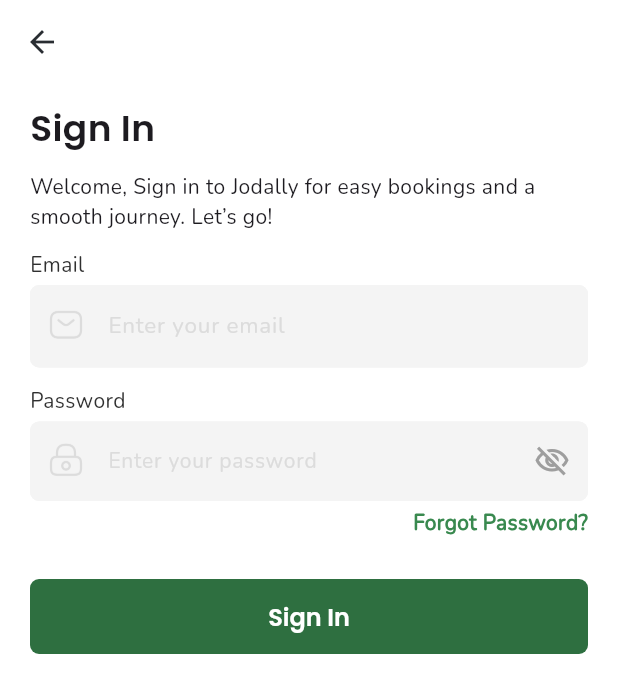
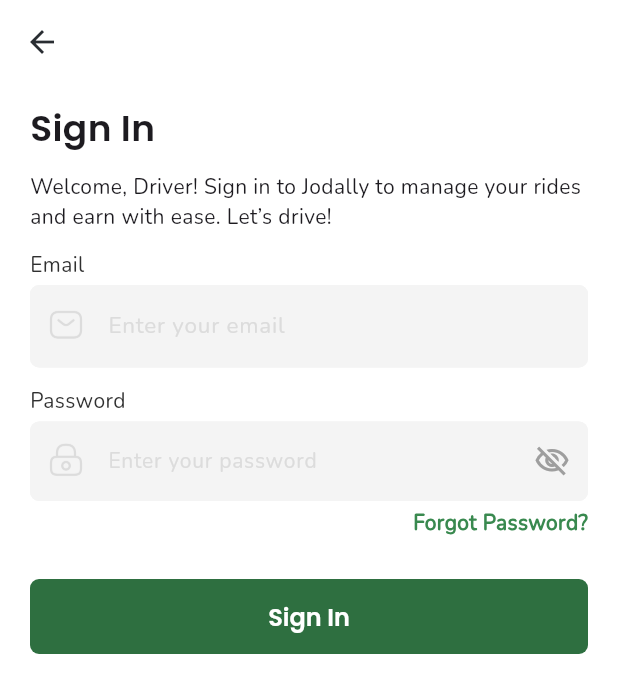
Before and after one commit to jamydevelop/Jodally-Flutter-App, a Flutter app: the screen it shows after launch, on a phone screen of 412 x 824 dp. Shown: the top 693 px of the screen. Run offline on Flutter 3.47's test engine with Material 3 defaults, Android fonts, the phone set to English and light mode, and no system bars.

Commit message:
added sign in driver

```diff
--- a/jodally_flutter_app/lib/main.dart
+++ b/jodally_flutter_app/lib/main.dart
@@ -1,5 +1,5 @@
 import 'package:flutter/material.dart';
-import 'package:jodally_flutter_app/views/sign_in_passenger.dart';
+import 'package:jodally_flutter_app/views/sign_in_driver.dart';
 
 void main() {
   runApp(const MyApp());
@@ -16,7 +16,7 @@ class MyApp extends StatelessWidget {
       // theme: ThemeData(
       //   colorScheme: ColorScheme.fromSeed(seedColor: Colors.deepPurple),
       // ),
-      home: SignInPagePassenger(),
+      home: SignInPageDriver(),
     );
   }
 }
--- /dev/null
+++ b/jodally_flutter_app/lib/views/sign_in_driver.dart
@@ -0,0 +1,171 @@
+import 'package:flutter/material.dart';
+import 'package:flutter/services.dart';
+import 'package:jodally_flutter_app/core/components/common_back_app_bar.dart';
+import 'package:jodally_flutter_app/core/components/common_button.dart';
+import 'package:jodally_flutter_app/core/components/common_text_field.dart';
+import 'package:jodally_flutter_app/core/components/common_text_label.dart';
+import 'package:jodally_flutter_app/core/resources/assets.dart';
+import 'package:jodally_flutter_app/core/resources/colors.dart';
+import 'package:jodally_flutter_app/core/resources/dimensions.dart';
+
+class SignInPageDriver extends StatefulWidget {
+  const SignInPageDriver({super.key});
+
+  @override
+  State<SignInPageDriver> createState() => _SignInPageDriverState();
+}
+
+class _SignInPageDriverState extends State<SignInPageDriver> {
+  @override
+  Widget build(BuildContext context) {
+    return AnnotatedRegion<SystemUiOverlayStyle>(
+      value: SystemUiOverlayStyle(
+        statusBarIconBrightness: Brightness.dark,
+        statusBarColor: Colors.transparent,
+      ),
+      child: Scaffold(
+        backgroundColor: whitePrimary,
+        appBar: CommonBackAppbar(onTap: () {}),
+        body: SafeArea(
+          child: Padding(
+            padding: const EdgeInsets.symmetric(horizontal: 20, vertical: 12),
+            child: Column(
+              crossAxisAlignment: CrossAxisAlignment.start,
+              children: [
+                CommonTextLabel(
+                  text: 'Sign In',
+                  fontFamily: 'Poppins',
+                  fontWeight: FontWeight.w600,
+                  fontSize: 24,
+                ),
+                SizedBox(height: 12),
+                CommonTextLabel(
+                  text:
+                      'Welcome, Driver! Sign in to Jodally to manage your rides and earn with ease. Let’s drive!',
+                  fontFamily: 'Nunito',
+                  fontWeight: FontWeight.w400,
+                  fontSize: fontSizeTitleSmall,
+                ),
+                SizedBox(height: 12),
+                // Email Text Label
+                CommonTextLabel(
+                  text: 'Email',
+                  fontFamily: 'Nunito',
+                  fontWeight: FontWeight.w400,
+                  fontSize: fontSizeTitleSmall,
+                  color: blackTertiary,
+                ),
+                SizedBox(height: 4),
+                // Email Text Field
+                CommonTextField(
+                  filled: true,
+                  fillColor: lightGreyPrimary,
+                  hintText: "Enter your email",
+                  hintTextStyle: TextStyle(
+                    fontFamily: "Nunito",
+                    fontWeight: FontWeight.w400,
+                    fontSize: fontSizeSubhead,
+                    color: lightGreySecondary,
+                  ),
+                  prefixIcon: Image.asset(
+                    Assets.smsIcon,
+                    scale: 3,
+                    color: lightGreySecondary,
+                  ),
+
+                  onFieldSubmitted: (value) {
+                    // Hide the on-screen keyboard
+                    FocusScope.of(context).unfocus();
+                  },
+                  keyboardType: TextInputType.emailAddress,
+                  inputBorder: OutlineInputBorder(
+                    borderRadius: BorderRadius.circular(6.0),
+                    borderSide: BorderSide(color: lightGreyPrimary, width: 1),
+                  ),
+                ),
+                SizedBox(height: 12),
+                // Password Text Label
+                CommonTextLabel(
+                  text: 'Password',
+                  fontFamily: 'Nunito',
+                  fontWeight: FontWeight.w400,
+                  fontSize: fontSizeTitleSmall,
+                  color: blackTertiary,
+                ),
+                SizedBox(height: 4),
+                // Password Text Field
+                CommonTextField(
+                  isSecure: true,
+                  hasShowHideTextIcon: true,
+                  maxLines: 1,
+                  filled: true,
+                  fillColor: lightGreyPrimary,
+                  hintText: "Enter your password",
+                  hintTextStyle: TextStyle(
+                    fontFamily: "Nunito",
+                    fontWeight: FontWeight.w400,
+                    fontSize: fontSizeTitleSmall,
+                    color: lightGreySecondary,
+                  ),
+                  prefixIcon: Image.asset(
+                    Assets.lockIcon,
+                    scale: 3,
+                    color: lightGreySecondary,
+                  ),
+
+                  onFieldSubmitted: (value) {
+                    // Hide the on-screen keyboard
+                    FocusScope.of(context).unfocus();
+                  },
+                  keyboardType: TextInputType.text,
+                  inputBorder: OutlineInputBorder(
+                    borderRadius: BorderRadius.circular(6.0),
+                    borderSide: BorderSide(color: lightGreyPrimary, width: 1),
+                  ),
+                ),
+                SizedBox(height: 4),
+                Row(
+                  mainAxisAlignment: MainAxisAlignment.end,
+                  children: [
+                    InkWell(
+                      onTap: () {
+                        setState(() {
+                          // Change the color to red when tapped
+                          //textColor = greyPrimary;
+                          //context.go("/forgotpassword");
+                        });
+                      },
+                      child: CommonTextLabel(
+                        fontFamily: "Nunito",
+                        fontWeight: FontWeight.w600,
+                        fontSize: fontSizeTitleSmall, //12px
+                        color:
+                            greenSecondary, // Use the dynamic color based on the state
+                        text: "Forgot Password?",
+                      ),
+                    ),
+                  ],
+                ),
+                SizedBox(height: 28),
+                CommonButton(
+                  backgroundColor: greenPrimary,
+                  borderRadius: 6,
+                  width: double.infinity,
+                  height: 50,
+                  child: CommonTextLabel(
+                    text: 'Sign In',
+                    fontFamily: 'Poppins',
+                    fontSize: fontSizeTitleLarge,
+                    color: whitePrimary,
+                  ),
+                  //onPressed: () => Navigator.of(context).pop(),
+                  onPressed: () {},
+                ),
+              ],
+            ),
+          ),
+        ),
+      ),
+    );
+  }
+}
```
